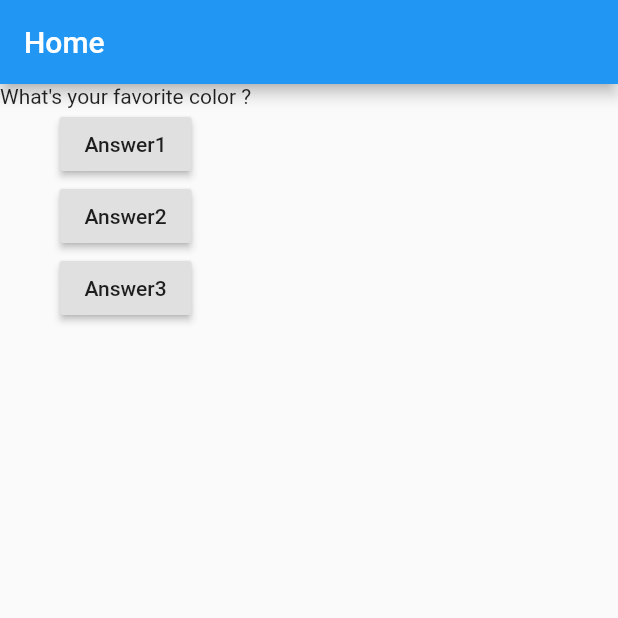
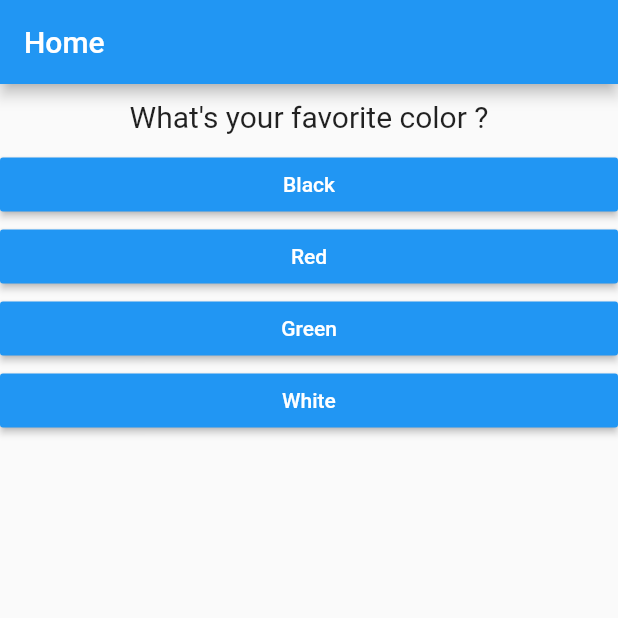
Before and after one commit to kittichanr/flutter-beginner, a Flutter app: the screen it shows after launch, on a phone screen of 412 x 824 dp, the top half of it. Run offline on Flutter 3.47's test engine with Material 2 defaults, Android fonts, the phone set to English and light mode, and no system bars.

Commit message:
refactor quiz value

```diff
--- /dev/null
+++ b/lib/answer.dart
@@ -0,0 +1,21 @@
+import 'package:flutter/material.dart';
+
+class Answer extends StatelessWidget {
+  final Function selectHandler;
+  final String answerText;
+
+  Answer(this.selectHandler,this.answerText);
+
+  @override
+  Widget build(BuildContext context) {
+    return Container(
+      width: double.infinity,
+      child: RaisedButton(
+        color: Colors.blue,
+        textColor: Colors.white,
+        child: Text(answerText),
+        onPressed: selectHandler,
+      ),
+    );
+  }
+}
--- a/lib/main.dart
+++ b/lib/main.dart
@@ -1,6 +1,7 @@
 import 'package:flutter/material.dart';
 
 import './question.dart';
+import './answer.dart';
 
 void main() => runApp(MyApp());
 
@@ -10,42 +11,52 @@ class MyApp extends StatefulWidget {
 }
 
 class _MyAppState extends State<MyApp> {
+  final questions = const [
+    {
+      'quwstionText': 'What\'s your favorite color ?',
+      'answers': ['Black', 'Red', 'Green', 'White']
+    },
+    {
+      'quwstionText': 'What\'s your favorite animal ?',
+      'answers': ['Cat', 'Dog', 'Fish', 'Elephat']
+    },
+    {
+      'quwstionText': 'What\'s your favorite instructor ?',
+      'answers': ['Max', 'Jim', 'Slash', 'Robert']
+    },
+  ];
   var _questionIndex = 0;
 
-  void answerQuestion() {
+  void _answerQuestion() {
     setState(() {
       _questionIndex = _questionIndex + 1;
     });
+    if (_questionIndex < questions.length) {
+      print('More question');
+    }
+    else{
+      print('No more question');
+    }
   }
 
   @override
   Widget build(BuildContext context) {
-    var questions = [
-      'What\'s your favorite color ?',
-      'What\'s your favorite animal ?',
-    ];
     return MaterialApp(
       home: Scaffold(
         appBar: AppBar(
           title: Text('Home'),
         ),
-        body: Column(
-          children: <Widget>[
-            Question(questions[_questionIndex]),
-            RaisedButton(
-              child: Text('Answer1'),
-              onPressed: answerQuestion,
-            ),
-            RaisedButton(
-              child: Text('Answer2'),
-              onPressed: answerQuestion,
-            ),
-            RaisedButton(
-              child: Text('Answer3'),
-              onPressed: answerQuestion,
-            ),
-          ],
-        ),
+        body: _questionIndex < questions.length
+            ? Column(
+                children: <Widget>[
+                  Question(questions[_questionIndex]['quwstionText']),
+                  ...(questions[_questionIndex]['answers'] as List<String>)
+                      .map((answer) {
+                    return Answer(_answerQuestion, answer);
+                  }).toList(),
+                ],
+              )
+            : Center(child: Text('You did it!')),
       ),
     );
   }
--- a/lib/question.dart
+++ b/lib/question.dart
@@ -7,6 +7,13 @@ class Question extends StatelessWidget {
 
   @override
   Widget build(BuildContext context) {
-    return Text(questionText);
+    return Container(
+        width: double.infinity,
+        margin: EdgeInsets.all(10),
+        child: Text(
+          questionText,
+          style: TextStyle(fontSize: 20),
+          textAlign: TextAlign.center,
+        ));
   }
 }
```
